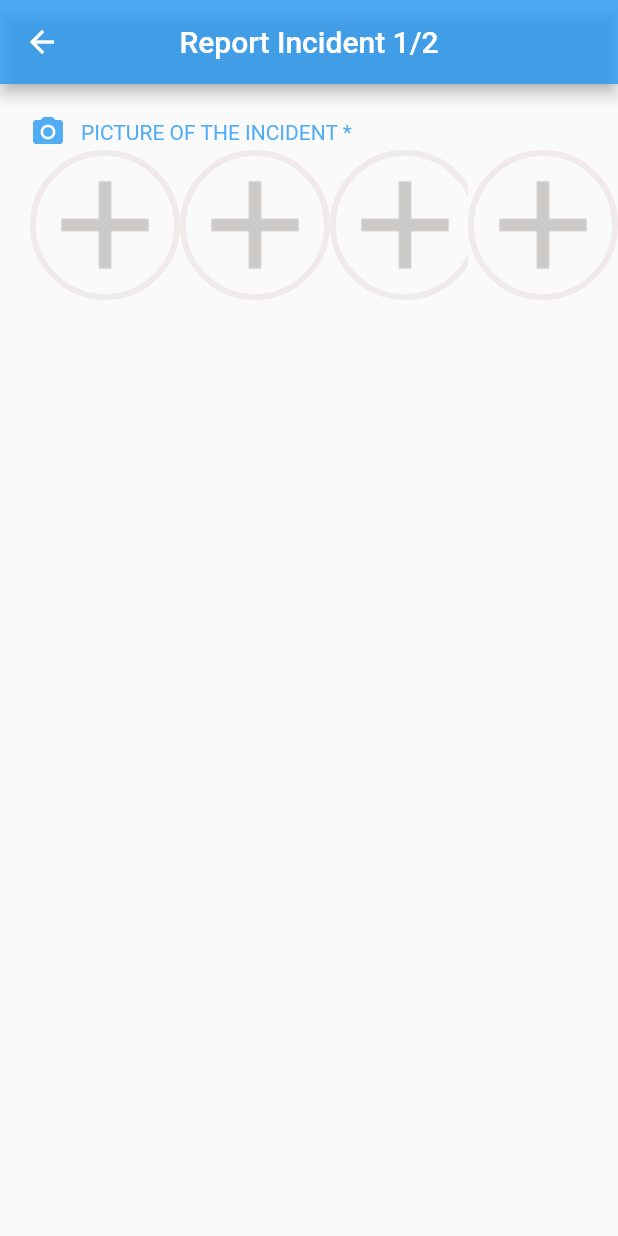
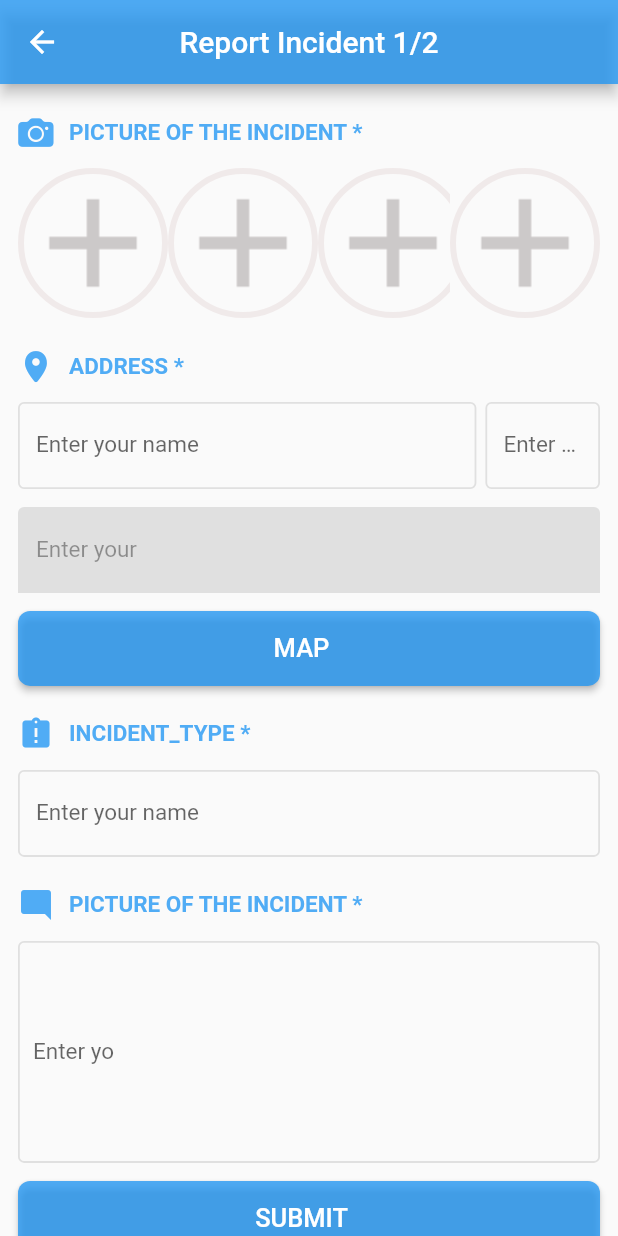
Before and after one commit to abdullah951/Flutter_StopHarasment, a Flutter app: the ReportIncidentScreen1 screen opened directly, on a phone screen of 412 x 824 dp. Run offline on Flutter 3.47's test engine with Material 2 defaults, Android fonts, the phone set to English and light mode, and no system bars; our stand-ins replace flushbar, shared_preferences, video_player; accounts and stored records are empty.

Commit message:
added first page basic layout

```diff
--- a/lib/constants/dimens.dart
+++ b/lib/constants/dimens.dart
@@ -3,4 +3,8 @@ class Dimens {
   //for all screens
   static const double horizontal_padding = 12.0;
   static const double vertical_padding = 12.0;
+
+  static const double vertical_padding_small = 6.0;
+  static const double horizontal_margin = 20.0;
+  static const double vertical_margin = 20.0;
 }
--- a/lib/ui/report_incident1/report_incident1.dart
+++ b/lib/ui/report_incident1/report_incident1.dart
@@ -1,47 +1,42 @@
+
 import 'package:flutter/cupertino.dart';
 import 'package:flutter/material.dart';
 import 'package:flutter_app/constants/colors.dart';
 import 'package:flutter_app/constants/strings.dart';
+import 'package:flutter_app/constants/dimens.dart' ;
+import 'package:flutter_app/widgets/app_bar.dart';
+import 'package:flutter_app/widgets/button_submit.dart';
+import 'package:flutter_app/widgets/text_field.dart';
+import 'package:flutter_app/widgets/text_field_inactive.dart';
+import 'package:flutter_app/widgets/text_field_large.dart';
+import 'package:flutter_app/widgets/text_title.dart';
 
 class ReportIncidentScreen1 extends StatefulWidget {
+
   @override
   _ReportIncidentScreen1State createState() => _ReportIncidentScreen1State();
 }
 
 class _ReportIncidentScreen1State extends State<ReportIncidentScreen1> {
+  final myController = TextEditingController();
+  final AddressController = TextEditingController();
+  final CommentController = TextEditingController();
   @override
   Widget build(BuildContext context) {
     // TODO: implement build
     return Scaffold(
-      appBar: AppBar(
-        backgroundColor: Colorss.blue_background,
-        centerTitle: true,
-        title: new Text(Strings.appBar1, style: TextStyle(color: Colorss.white),),
-        leading: IconButton(
-          icon: Icon(
-            Icons.arrow_back,
-            color: Colorss.white,
-            semanticLabel: 'back',
-          ),
-          onPressed: () {
-            print('Back Pressed');
-          },
-        ),
-      ),
-      body: Container(
-        margin: EdgeInsets.only(left: 20, top: 20, right: 0, bottom: 0),
+      appBar: MyAppBar().setAppBar(context, Strings.appBar1),
+      body: ListView(
+
+        children: <Widget>[
+
+
+        Container(
+          margin: EdgeInsets.symmetric(vertical: Dimens.vertical_margin,horizontal: Dimens.horizontal_padding),
           child: Column(
             children: <Widget>[
-            Row(
-              children: <Widget>[
-                Icon(Icons.camera_alt, color: Colorss.blue_background,),
-                SizedBox(width: 10,),
-                Text(Strings.picture_of_the_incident, style: TextStyle(color: Colorss.blue_background),)
-              ],
-            ),
-            Container(
-
-            ),
+              MyTextTitle().setTextInput(context, CupertinoIcons.photo_camera_solid, Strings.picture_of_the_incident),
+              SizedBox(height: Dimens.vertical_padding,),
               Row(
                 children: <Widget>[
                   Expanded(
@@ -60,13 +55,50 @@ class _ReportIncidentScreen1State extends State<ReportIncidentScreen1> {
                   _circularImageWidget()
                 ],
               ),
+              SizedBox(height: Dimens.vertical_margin,),
+              MyTextTitle().setTextInput(context, CupertinoIcons.location_solid, Strings.address),
+              SizedBox(height: Dimens.vertical_padding,),
               Row(
                children: <Widget>[
+                 Expanded(
+
+
+                  child : MyTextField().setTextField(context, myController),
+                   flex: 4,
+                 ),
+                 SizedBox(width: Dimens.vertical_padding_small,),
+
+                 Expanded(
+
+
+                   child : MyTextField().setTextField(context, myController),
+                   flex: 1,
+                 ),
+               ],
+              ),
+              SizedBox(height: Dimens.vertical_padding,),
+              MyTextFieldInActive().setTextField(context, myController),
+              SizedBox(height: Dimens.vertical_padding,),
+              MySubmitButton().setButton(context, 'Map'),
+
+
+
+              SizedBox(height: Dimens.vertical_margin,),
+              MyTextTitle().setTextInput(context, Icons.assignment_late, Strings.incident_type),
+              SizedBox(height: Dimens.vertical_padding,),
+              MyTextField().setTextField(context, myController),
+
+              SizedBox(height: Dimens.vertical_margin,),
+              MyTextTitle().setTextInput(context, Icons.mode_comment, Strings.picture_of_the_incident),
+              SizedBox(height: Dimens.vertical_padding,),
+              MyTextFieldLarge().setTextField(context, myController),
+              SizedBox(height: Dimens.vertical_padding,),
+              MySubmitButton().setButton(context, 'Submit'),
 
             ],
-            )
+          ),
+        ),
         ],
-        ),
       )
     );
   }
@@ -89,4 +121,8 @@ class _ReportIncidentScreen1State extends State<ReportIncidentScreen1> {
     );
   }
 
+
+  onSubmit() {
+    print(myController.text);
   }
+}
--- /dev/null
+++ b/lib/widgets/app_bar.dart
@@ -0,0 +1,25 @@
+import 'package:flutter/material.dart';
+import 'package:flutter_app/constants/colors.dart';
+import 'package:flutter_app/constants/strings.dart';
+class MyAppBar {
+
+
+  setAppBar(context, String title) {
+    return new AppBar(
+      backgroundColor: Colorss.blue_background,
+      centerTitle: true,
+      title: new Text(title, style: TextStyle(color: Colorss.white),),
+      leading: IconButton(
+        icon: Icon(
+          Icons.arrow_back,
+          color: Colorss.white,
+          semanticLabel: 'back',
+        ),
+        onPressed: () {
+          print('Back Pressed');
+        },
+      ),
+
+    );
+  }
+}
--- /dev/null
+++ b/lib/widgets/button_submit.dart
@@ -0,0 +1,31 @@
+import 'package:flutter/cupertino.dart';
+import 'package:flutter/material.dart';
+import 'package:flutter_app/constants/colors.dart';
+import 'package:flutter_app/constants/strings.dart';
+class MySubmitButton {
+
+
+  setButton(context,String title) {
+    return RaisedButton(
+        shape: new RoundedRectangleBorder(
+            borderRadius: new BorderRadius.circular(8.0),
+            ),
+            color: Colorss.blue_background,
+        textColor: Colorss.white_txt,
+        padding: EdgeInsets.only(left: 30, right: 40, bottom: 15, top: 15),
+        onPressed: () {
+
+        },
+        child: Center(
+          child: Text(
+                  title.toUpperCase(),
+                  style: TextStyle(
+                    color: Colors.white,
+                    fontSize: 17.0,
+                  ),
+                ),
+        ),
+
+    );
+  }
+}
--- /dev/null
+++ b/lib/widgets/text_field.dart
@@ -0,0 +1,33 @@
+import 'package:flutter/material.dart';
+import 'package:flutter_app/constants/colors.dart';
+import 'package:flutter_app/constants/strings.dart';
+class MyTextField {
+
+
+  setTextField(context, TextEditingController myController) {
+    return new TextFormField(
+      style: new TextStyle(
+          fontSize: 15.0,
+
+
+      ),
+
+      controller: myController,
+      decoration: InputDecoration(
+
+          enabledBorder: OutlineInputBorder(
+            borderSide: BorderSide(color: Colors.grey[300], width: 1.2,),
+            borderRadius: new BorderRadius.circular(4.0),
+
+
+          ),
+          labelText: 'Enter your name',
+          ),
+
+
+
+
+      );
+
+  }
+}
--- /dev/null
+++ b/lib/widgets/text_field_inactive.dart
@@ -0,0 +1,40 @@
+import 'package:flutter/material.dart';
+import 'package:flutter_app/constants/colors.dart';
+import 'package:flutter_app/constants/strings.dart';
+class MyTextFieldInActive {
+
+
+  setTextField(context, TextEditingController myController) {
+    return new TextFormField(
+      enabled: false,
+
+      style: new TextStyle(
+          fontSize: 15.0,
+
+
+
+      ),
+
+      controller: myController,
+      decoration: InputDecoration(
+       enabled: false,
+
+        fillColor:  Colors.grey[300],
+          filled: true,
+
+          enabledBorder: OutlineInputBorder(
+            borderSide: BorderSide(color: Colors.grey[300], width: 0,),
+            borderRadius: new BorderRadius.circular(4.0),
+
+
+          ),
+          labelText: 'Enter your ',
+          ),
+
+
+
+
+      );
+
+  }
+}
--- /dev/null
+++ b/lib/widgets/text_field_large.dart
@@ -0,0 +1,42 @@
+import 'package:flutter/material.dart';
+import 'package:flutter_app/constants/colors.dart';
+import 'package:flutter_app/constants/strings.dart';
+class MyTextFieldLarge {
+
+
+  setTextField(context, TextEditingController myController) {
+    return new TextFormField(
+
+
+      style: new TextStyle(
+          fontSize: 15.0,
+
+
+
+
+
+      ),
+
+      controller: myController,
+      decoration: InputDecoration(
+
+        contentPadding: new EdgeInsets.symmetric(vertical: 65.0, horizontal: 10.0),
+
+
+          enabledBorder: OutlineInputBorder(
+
+            borderSide: BorderSide(color: Colors.grey[300], width: 1.2,),
+            borderRadius: new BorderRadius.circular(4.0),
+
+
+          ),
+          labelText: 'Enter yo',
+          ),
+
+
+
+
+      );
+
+  }
+}
--- /dev/null
+++ b/lib/widgets/text_title.dart
@@ -0,0 +1,20 @@
+import 'package:flutter/cupertino.dart';
+import 'package:flutter/material.dart';
+import 'package:flutter_app/constants/colors.dart';
+import 'package:flutter_app/constants/strings.dart';
+class MyTextTitle {
+
+
+  setTextInput(context,IconData icon,String title) {
+    return Container(
+
+      child: new Row(
+        children: <Widget>[
+          Icon(icon, color: Colorss.blue_background),
+          SizedBox(width: 10,),
+          Text(title, style: TextStyle(color: Colorss.blue_background,fontSize: 15,fontWeight: FontWeight.bold),)
+        ],
+      ),
+    );;
+  }
+}
```
Also changed, not shown: 2 other files. Lines whose indentation alone changed are shown as unchanged.
